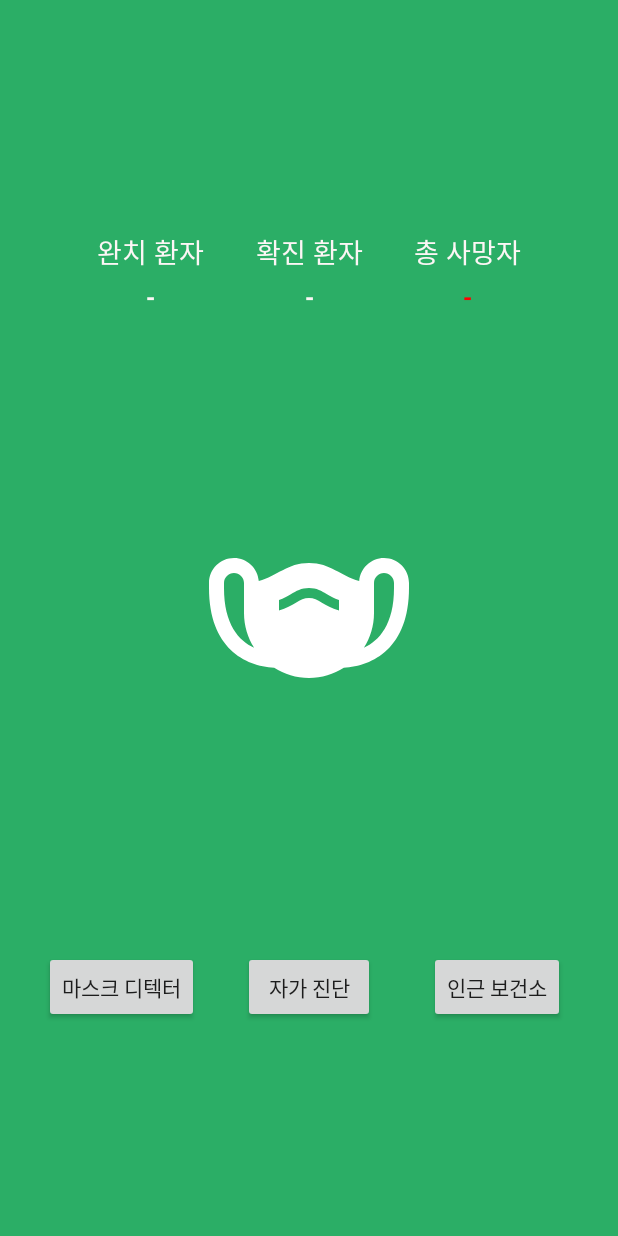
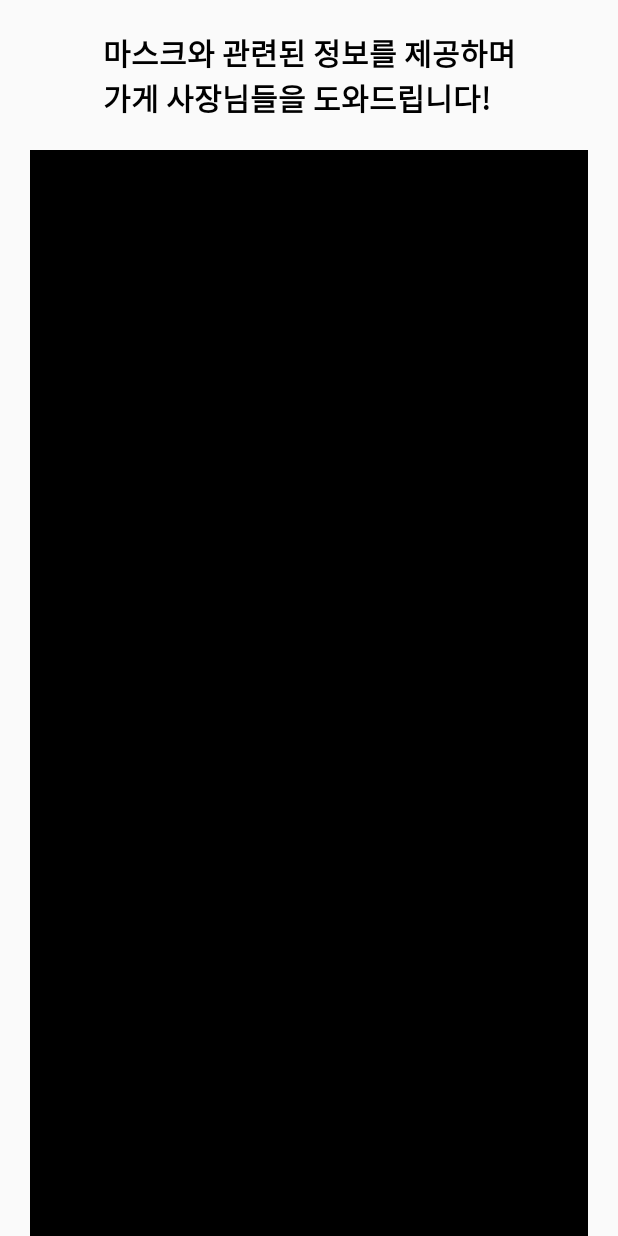
Before and after one commit to Mobeom/MoBeom, an Android app: the screen it shows after launch (MainActivity before the commit, SplashActivity after it), on a phone screen of 412 x 824 dp. Run offline under Robolectric (Android 15) with nearby library versions, the phone set to English and light mode, and no system bars.

Commit message:
[ADD] (#19) - SplashActivity 세 번째 페이지 추가

```diff
--- a/app/build.gradle
+++ b/app/build.gradle
@@ -48,6 +48,7 @@ dependencies {
     //retrofit
     implementation 'com.google.code.gson:gson:2.8.6'
     implementation 'androidx.appcompat:appcompat:1.2.0'
+    implementation 'org.jetbrains:annotations:15.0'
     compile 'com.squareup.retrofit2:retrofit:2.9.0'
     compile 'com.squareup.retrofit2:converter-gson:2.9.0'
 
--- a/app/src/main/java/org/tensorflow/lite/examples/classification/Presentation/SplashActivity/FirstFragment.java
+++ b/app/src/main/java/org/tensorflow/lite/examples/classification/Presentation/SplashActivity/FirstFragment.java
@@ -15,6 +15,6 @@ public class FirstFragment extends Fragment {
     @Nullable
     @Override
     public View onCreateView(@NonNull LayoutInflater inflater, @Nullable ViewGroup container, @Nullable Bundle savedInstanceState) {
-        return inflater.inflate(R.layout.fragment_second, container, false);
+        return inflater.inflate(R.layout.fragment_first, container, false);
     }
 }
--- /dev/null
+++ b/app/src/main/java/org/tensorflow/lite/examples/classification/Presentation/SplashActivity/FragmentAdapter.java
@@ -0,0 +1,35 @@
+package org.tensorflow.lite.examples.classification.Presentation.SplashActivity;
+
+import androidx.annotation.NonNull;
+import androidx.fragment.app.Fragment;
+import androidx.fragment.app.FragmentActivity;
+import androidx.viewpager2.adapter.FragmentStateAdapter;
+
+public class FragmentAdapter extends FragmentStateAdapter {
+
+    public int mCount;
+
+    public FragmentAdapter(FragmentActivity fa, int count) {
+        super(fa);
+        mCount = count;
+    }
+
+    @NonNull
+    @Override
+    public Fragment createFragment(int position) {
+        int index = getRealPosition(position);
+
+        if (index == 0) return new FirstFragment();
+        else if(index==1) return new SecondFragment();
+        else return new ThirdFragment();
+    }
+
+    @Override
+    public int getItemCount() {
+        return 3;
+    }
+
+    public int getRealPosition(int position) {
+        return position % mCount;
+    }
+}
--- a/app/src/main/java/org/tensorflow/lite/examples/classification/Presentation/SplashActivity/SplashActivity.java
+++ b/app/src/main/java/org/tensorflow/lite/examples/classification/Presentation/SplashActivity/SplashActivity.java
@@ -1,4 +1,71 @@
 package org.tensorflow.lite.examples.classification.Presentation.SplashActivity;
 
-public class SplashActivity {
+import android.content.Intent;
+import android.content.SharedPreferences;
+import android.os.Bundle;
+import android.util.Log;
+
+import androidx.appcompat.app.AppCompatActivity;
+import androidx.viewpager2.widget.ViewPager2;
+
+import org.tensorflow.lite.examples.classification.Presentation.MainActivity.MainActivity;
+import org.tensorflow.lite.examples.classification.R;
+
+public class SplashActivity extends AppCompatActivity {
+
+    private ViewPager2 mPager;
+
+    @Override
+    protected void onCreate(Bundle savedInstanceState) {
+        super.onCreate(savedInstanceState);
+        setContentView(R.layout.activity_splash);
+
+        // sharedPreferences사용하기 위한 변수, 현재는 앱이 처음 실행되는지만 체크
+        SharedPreferences sharedPreferences = getSharedPreferences("Prefs", MODE_PRIVATE); // MODE_PRIVATE을 통해 다른 앱에서 접근 불가능하도록 설정
+
+        int num_page = 3;
+        FragmentAdapter pagerAdapter = new FragmentAdapter(this, num_page);
+        // 첫 접속인지 확인하기 위한 변수
+        boolean firstTime = sharedPreferences.getBoolean("firstTime", true);
+
+        mPager = findViewById(R.id.vp2_spalsh); // viewpager
+        mPager.setAdapter(pagerAdapter);
+        mPager.setOrientation(ViewPager2.ORIENTATION_HORIZONTAL);
+        //mPager.setCurrentItem(0);
+        mPager.setOffscreenPageLimit(3);
+        mPager.registerOnPageChangeCallback(new ViewPager2.OnPageChangeCallback() {
+            @Override
+            public void onPageScrolled(int position, float positionOffset, int positionOffsetPixels) {
+                super.onPageScrolled(position, positionOffset, positionOffsetPixels);
+                if (positionOffsetPixels == 0) {
+                    mPager.setCurrentItem(position);
+                }
+            }
+
+            @Override
+            public void onPageSelected(int position) {
+                super.onPageSelected(position);
+
+            }
+        });
+
+        Log.e("firstTime?", String.valueOf(firstTime));
+
+        if (firstTime) { // 첫 접속이라면,
+            SharedPreferences.Editor editor = sharedPreferences.edit();
+            editor.putBoolean("firstTime", false); // 더이상 첫 접속이 아니므로 firstTime을 false로 변경
+            editor.apply();
+
+//            bt_enterApp.setOnClickListener(view -> {
+//                Intent intent = new Intent(SplashScreen.this, MainActivity.class);
+//                startActivity(intent);
+//                finish();
+//            });
+
+        } else { // 첫 접속이 아니라면 바로 MainActivity로 넘어가도록 설정
+            Intent intent = new Intent(SplashActivity.this, MainActivity.class);
+            startActivity(intent);
+            finish();
+        }
+    }
 }
--- /dev/null
+++ b/app/src/main/java/org/tensorflow/lite/examples/classification/Presentation/SplashActivity/ThirdFragment.java
@@ -0,0 +1,38 @@
+package org.tensorflow.lite.examples.classification.Presentation.SplashActivity;
+
+import android.content.Intent;
+import android.os.Bundle;
+import android.view.LayoutInflater;
+import android.view.View;
+import android.view.ViewGroup;
+import android.widget.Button;
+
+import androidx.annotation.NonNull;
+import androidx.annotation.Nullable;
+import androidx.databinding.DataBindingUtil;
+import androidx.fragment.app.Fragment;
+
+import org.tensorflow.lite.examples.classification.Presentation.MainActivity.MainActivity;
+import org.tensorflow.lite.examples.classification.R;
+import org.tensorflow.lite.examples.classification.databinding.FragmentThirdBinding;
+
+public class ThirdFragment extends Fragment {
+
+    private FragmentThirdBinding binding;
+
+    @Nullable
+    @Override
+    public View onCreateView(@NonNull LayoutInflater inflater, @Nullable ViewGroup container, @Nullable Bundle savedInstanceState) {
+        binding = DataBindingUtil.inflate(inflater, R.layout.fragment_third, container, false);
+        onEnterButtonClick();
+        //return inflater.inflate(R.layout.fragment_third, container, false);
+        return binding.getRoot();
+    }
+
+    private void onEnterButtonClick() {
+        binding.btEnterApp.setOnClickListener(view -> {
+            Intent intent = new Intent(getContext(), MainActivity.class);
+            startActivity(intent);
+        });
+    }
+}
--- /dev/null
+++ b/app/src/main/res/drawable/ripple_basic.xml
@@ -0,0 +1,4 @@
+<?xml version="1.0" encoding="utf-8"?>
+<ripple xmlns:android="http://schemas.android.com/apk/res/android" android:color="@color/gray">
+
+</ripple>
--- /dev/null
+++ b/app/src/main/res/drawable/shape_use_button.xml
@@ -0,0 +1,5 @@
+<?xml version="1.0" encoding="utf-8"?>
+<shape xmlns:android="http://schemas.android.com/apk/res/android">
+    <corners android:radius="3dp" />
+    <solid android:color="@color/beige" />
+</shape>
--- /dev/null
+++ b/app/src/main/res/layout/activity_splash.xml
@@ -0,0 +1,16 @@
+<?xml version="1.0" encoding="utf-8"?>
+<androidx.constraintlayout.widget.ConstraintLayout xmlns:android="http://schemas.android.com/apk/res/android"
+    xmlns:app="http://schemas.android.com/apk/res-auto"
+    android:layout_width="match_parent"
+    android:layout_height="match_parent">
+
+    <androidx.viewpager2.widget.ViewPager2
+        android:id="@+id/vp2_spalsh"
+        android:layout_width="match_parent"
+        android:layout_height="match_parent"
+        app:layout_constraintBottom_toBottomOf="parent"
+        app:layout_constraintEnd_toEndOf="parent"
+        app:layout_constraintStart_toStartOf="parent"
+        app:layout_constraintTop_toTopOf="parent" />
+
+</androidx.constraintlayout.widget.ConstraintLayout>
--- a/app/src/main/res/layout/fragment_first.xml
+++ b/app/src/main/res/layout/fragment_first.xml
@@ -1,6 +1,35 @@
 <?xml version="1.0" encoding="utf-8"?>
 <androidx.constraintlayout.widget.ConstraintLayout xmlns:android="http://schemas.android.com/apk/res/android"
     android:layout_width="match_parent"
-    android:layout_height="match_parent">
+    android:layout_height="match_parent"
+    xmlns:app="http://schemas.android.com/apk/res-auto">
+
+    <TextView
+        android:id="@+id/tv_firstFragmentContent"
+        android:layout_width="wrap_content"
+        android:layout_height="wrap_content"
+        android:text="마스크와 관련된 정보를 제공하며\n가게 사장님들을 도와드립니다!"
+        android:textStyle="bold"
+        android:textColor="@color/black"
+        android:textSize="20sp"
+        app:layout_constraintTop_toTopOf="parent"
+        app:layout_constraintLeft_toLeftOf="parent"
+        app:layout_constraintRight_toRightOf="parent"
+        app:layout_constraintBottom_toTopOf="@+id/iv_firstFragmentImage"
+        android:paddingVertical="20dp"
+        />
+
+    <LinearLayout
+        android:id="@+id/iv_firstFragmentImage"
+        android:layout_width="match_parent"
+        android:layout_height="0dp"
+        app:layout_constraintLeft_toLeftOf="parent"
+        app:layout_constraintRight_toRightOf="parent"
+        app:layout_constraintBottom_toBottomOf="parent"
+        android:layout_marginHorizontal="20dp"
+        app:layout_constraintTop_toBottomOf="@id/tv_firstFragmentContent"
+        android:background="@color/black"
+        android:orientation="horizontal"
+        />
 
 </androidx.constraintlayout.widget.ConstraintLayout>
```
Also changed, not shown: app/src/main/AndroidManifest.xml (+6 -3 lines), app/src/main/res/layout/fragment_second.xml (+30 -1 lines), app/src/main/res/layout/fragment_third.xml (added, +52 -0 lines).
